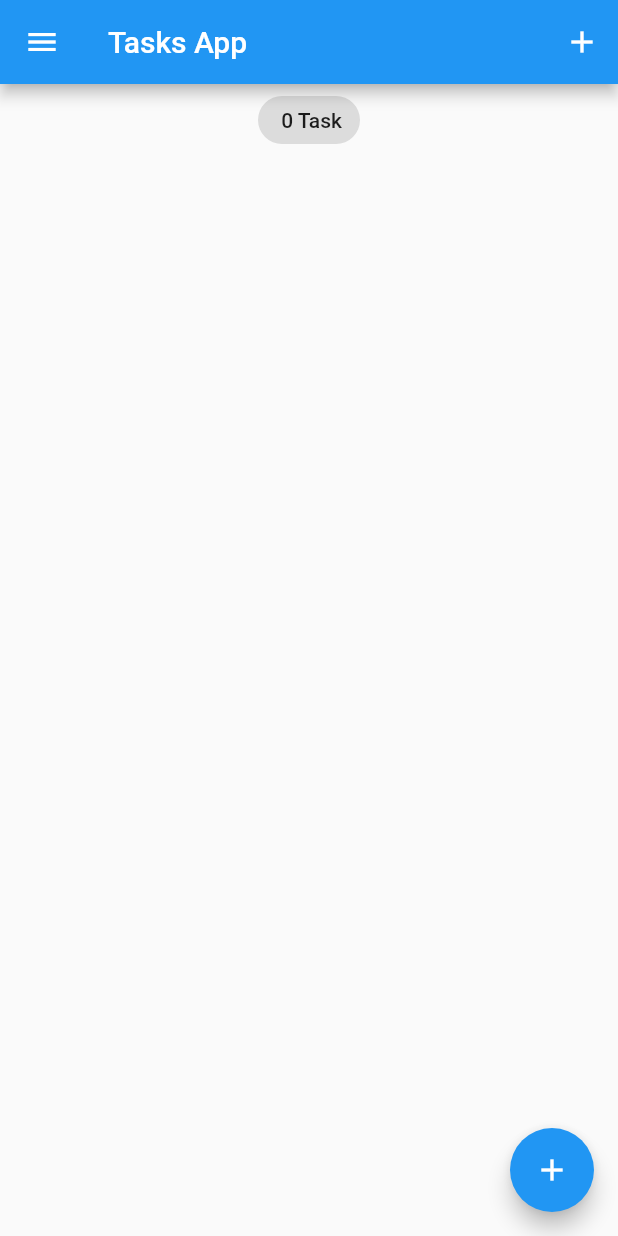
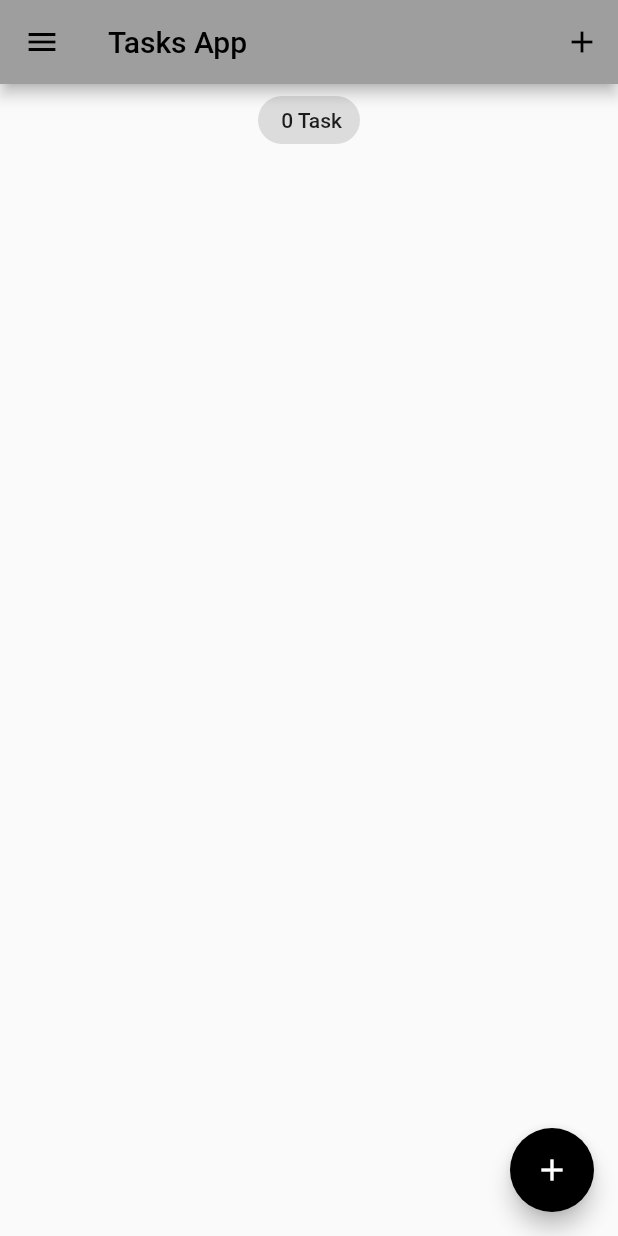
Before and after one commit to Devoro32/flutter_task_app_yt, a Flutter app: the screen it shows after launch, on a phone screen of 412 x 824 dp. Run offline on Flutter 3.47's test engine with Material 2 defaults, Android fonts, the phone set to English and light mode, and no system bars; our stand-ins replace equatable, flutter_bloc, hydrated_bloc.

Commit message:
switch between light and dark theme

```diff
--- a/lib/blocs/bloc_export.dart
+++ b/lib/blocs/bloc_export.dart
@@ -1,3 +1,4 @@
-export 'package:tasks_app/blocs/bloc/tasks_bloc.dart';
+export 'package:tasks_app/blocs/tasks_bloc/tasks_bloc.dart';
 export 'package:flutter_bloc/flutter_bloc.dart';
 export 'package:hydrated_bloc/hydrated_bloc.dart';
+export 'package:tasks_app/blocs/switch_bloc/switch_bloc.dart';
--- /dev/null
+++ b/lib/blocs/switch_bloc/switch_bloc.dart
@@ -0,0 +1,27 @@
+import 'package:tasks_app/blocs/bloc_export.dart';
+import 'package:equatable/equatable.dart';
+
+part 'switch_event.dart';
+part 'switch_state.dart';
+
+class SwitchBloc extends HydratedBloc<SwitchEvent, SwitchState> {
+  SwitchBloc() : super(const SwitchInitial(switchValue: false)) {
+    on<SwitchOnEvent>((event, emit) {
+      emit(const SwitchState(switchValue: true));
+    });
+    on<SwitchOffEvent>((event, emit) {
+      emit(const SwitchState(switchValue: false));
+    });
+  }
+
+//https://youtu.be/PD0eAXLd5ls?t=4600
+  @override
+  SwitchState? fromJson(Map<String, dynamic> json) {
+    return SwitchState.fromMap(json);
+  }
+
+  @override
+  Map<String, dynamic>? toJson(SwitchState state) {
+    return state.toMap();
+  }
+}
--- /dev/null
+++ b/lib/blocs/switch_bloc/switch_event.dart
@@ -0,0 +1,13 @@
+part of 'switch_bloc.dart';
+
+abstract class SwitchEvent extends Equatable {
+  const SwitchEvent();
+
+  @override
+  List<Object> get props => [];
+}
+//https://youtu.be/PD0eAXLd5ls?t=4225
+
+class SwitchOnEvent extends SwitchEvent {}
+
+class SwitchOffEvent extends SwitchEvent {}
--- /dev/null
+++ b/lib/blocs/switch_bloc/switch_state.dart
@@ -0,0 +1,16 @@
+part of 'switch_bloc.dart';
+
+class SwitchState extends Equatable {
+  //https://youtu.be/PD0eAXLd5ls?t=4208
+  final bool switchValue;
+
+  const SwitchState({required this.switchValue});
+
+  @override
+  List<Object> get props => [switchValue];
+}
+
+class SwitchInitial extends SwitchState {
+  const SwitchInitial({required bool switchValue})
+      : super(switchValue: switchValue);
+}
--- a/lib/main.dart
+++ b/lib/main.dart
@@ -4,6 +4,7 @@ import 'package:tasks_app/models/tasks.dart';
 import 'package:tasks_app/screens/tasks_screen.dart';
 import 'package:path_provider/path_provider.dart';
 import 'package:tasks_app/services/app_router.dart';
+import 'package:tasks_app/services/app_theme.dart';
 
 void main() async {
   //! depreciated BlocOverrides.runZoned: https://stackoverflow.com/questions/73685907/info-runzoned-is-deprecated-and-shouldnt-be-used-this-will-be-removed-in-v9
@@ -34,7 +35,9 @@ class TaskApp extends StatelessWidget {
 
   @override
   Widget build(BuildContext context) {
-    return BlocProvider(
+    return MultiBlocProvider(
+      providers: [
+        BlocProvider(
           //https://youtu.be/PD0eAXLd5ls?t=1169
           //adding the task manually for now
           create: (context) => TasksBloc(),
@@ -42,14 +45,28 @@ class TaskApp extends StatelessWidget {
           // ..add(AddTask(
           //   task: Task(title: 'Task1'),
           // )),
-      child: MaterialApp(
+        ),
+        //https://youtu.be/PD0eAXLd5ls?t=4377
+        BlocProvider(
+          create: (context) => SwitchBloc(),
+        ),
+      ],
+      //https://youtu.be/PD0eAXLd5ls?t=4450
+      child: BlocBuilder<SwitchBloc, SwitchState>(
+        builder: (context, state) {
+          return MaterialApp(
             title: 'Flutter Demo',
-        theme: ThemeData(
-          primarySwatch: Colors.blue,
-        ),
+            theme: state.switchValue
+                ? AppThemes.appThemeData[AppTheme.darkTheme]
+                : AppThemes.appThemeData[AppTheme.lightTheme],
+            // theme: ThemeData(
+            //   primarySwatch: Colors.blue,
+            // ),
             home: const TasksScreen(),
             //https://youtu.be/PD0eAXLd5ls?t=3107
             onGenerateRoute: appRouter.onGenerateRoute,
+          );
+        },
       ),
     );
   }
--- a/lib/screens/add_task_screen.dart
+++ b/lib/screens/add_task_screen.dart
@@ -2,7 +2,7 @@
 
 import 'package:flutter/material.dart';
 import 'package:flutter_bloc/flutter_bloc.dart';
-import 'package:tasks_app/blocs/bloc/tasks_bloc.dart';
+import 'package:tasks_app/blocs/bloc_export.dart';
 import 'package:tasks_app/models/tasks.dart';
 import 'package:tasks_app/services/guid_gen.dart';
 
--- a/lib/screens/my_drawer.dart
+++ b/lib/screens/my_drawer.dart
@@ -29,7 +29,7 @@ class MyDrawer extends StatelessWidget {
             BlocBuilder<TasksBloc, TasksState>(
               builder: (context, state) {
                 return GestureDetector(
-                  onTap: () => Navigator.of(context).pushNamed(
+                  onTap: () => Navigator.of(context).pushReplacementNamed(
                     TasksScreen.id,
                   ),
                   child: ListTile(
@@ -44,7 +44,7 @@ class MyDrawer extends StatelessWidget {
             BlocBuilder<TasksBloc, TasksState>(
               builder: (context, state) {
                 return GestureDetector(
-                  onTap: () => Navigator.of(context).pushNamed(
+                  onTap: () => Navigator.of(context).pushReplacementNamed(
                     RecycleBin.id,
                   ),
                   child: ListTile(
@@ -55,9 +55,28 @@ class MyDrawer extends StatelessWidget {
                 );
               },
             ),
+            //https://youtu.be/PD0eAXLd5ls?t=3966
+            BlocBuilder<SwitchBloc, SwitchState>(
+              builder: (context, state) {
+                return Switch(
+                    //https://youtu.be/PD0eAXLd5ls?t=4395
+                    value: state.switchValue,
+                    onChanged: (newValue) {
+                      // setState(() {
+                      //   switchValue = newValue;
+                      // });
+                      newValue
+                          ? context.read<SwitchBloc>().add(SwitchOnEvent())
+                          : context.read<SwitchBloc>().add(SwitchOffEvent());
+                    });
+              },
+            )
           ],
         ),
       ),
     );
   }
+
+  //https://youtu.be/PD0eAXLd5ls?t=4103
+
 }
--- /dev/null
+++ b/lib/services/app_theme.dart
@@ -0,0 +1,57 @@
+import 'package:flutter/material.dart';
+
+enum AppTheme {
+  lightTheme,
+  darkTheme,
+}
+
+class AppThemes {
+  static final appThemeData = {
+    AppTheme.darkTheme: ThemeData(
+      primarySwatch: Colors.grey,
+      primaryColor: Colors.black,
+      brightness: Brightness.dark,
+      backgroundColor: const Color(0XFF212121),
+      dividerColor: Colors.black54,
+      floatingActionButtonTheme: const FloatingActionButtonThemeData(
+        backgroundColor: Colors.white,
+      ),
+      textButtonTheme: TextButtonThemeData(
+        style: ButtonStyle(
+          foregroundColor: MaterialStateProperty.all(Colors.white),
+        ),
+      ),
+      textTheme: const TextTheme(
+        subtitle1: TextStyle(color: Colors.white),
+      ),
+      bottomNavigationBarTheme: const BottomNavigationBarThemeData(
+        backgroundColor: Colors.grey,
+        unselectedItemColor: Colors.white,
+      ),
+    ),
+    AppTheme.lightTheme: ThemeData(
+      primarySwatch: Colors.grey,
+      primaryColor: Colors.white,
+      brightness: Brightness.light,
+      backgroundColor: const Color(0XFFE5E5E5),
+      dividerColor: const Color(0xff757575),
+      floatingActionButtonTheme: const FloatingActionButtonThemeData(
+        backgroundColor: Colors.black,
+        foregroundColor: Colors.white,
+      ),
+      textButtonTheme: TextButtonThemeData(
+        style: ButtonStyle(
+          foregroundColor: MaterialStateProperty.all(Colors.black),
+        ),
+      ),
+      textTheme: const TextTheme(
+        subtitle1: TextStyle(color: Colors.black),
+      ),
+      bottomNavigationBarTheme: const BottomNavigationBarThemeData(
+        backgroundColor: Colors.grey,
+        selectedItemColor: Colors.black,
+        unselectedItemColor: Colors.white,
+      ),
+    )
+  };
+}
```
Also changed, not shown: lib/blocs/tasks_bloc/tasks_bloc.dart (renamed from lib/blocs/bloc/tasks_bloc.dart), lib/blocs/tasks_bloc/tasks_event.dart (renamed from lib/blocs/bloc/tasks_event.dart), lib/blocs/tasks_bloc/tasks_state.dart (renamed from lib/blocs/bloc/tasks_state.dart). Lines whose indentation alone changed are shown as unchanged.
